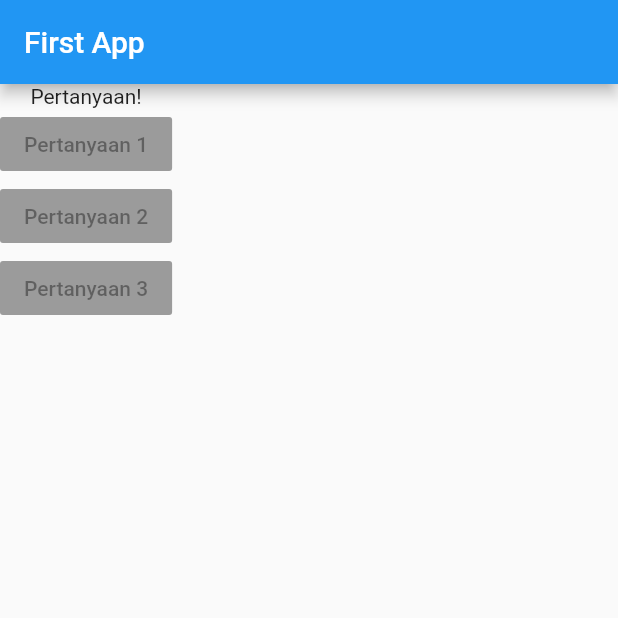
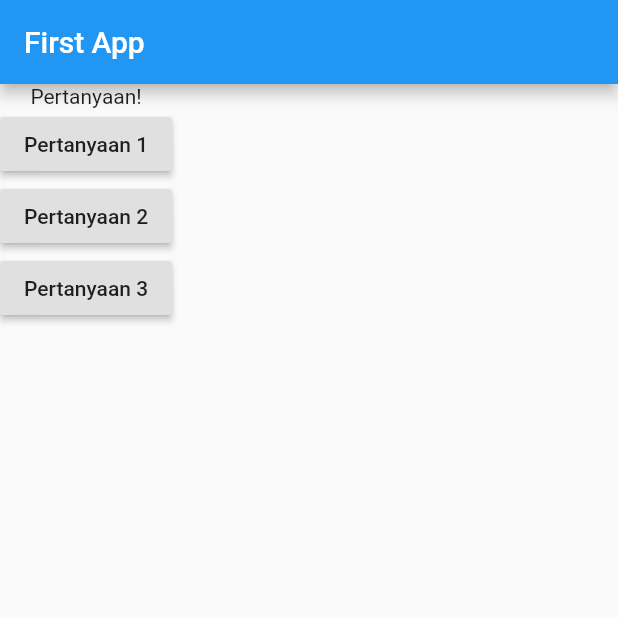
Before and after one commit to lemanfoetra/flutter-quize, a Flutter app: the screen it shows after launch, on a phone screen of 412 x 824 dp, the top half of it. Run offline on Flutter 3.47's test engine with Material 2 defaults, Android fonts, the phone set to English and light mode, and no system bars.

Commit message:
Mengkoneksikan Button ke function

```diff
--- a/lib/main.dart
+++ b/lib/main.dart
@@ -14,12 +14,18 @@ class MyApp extends StatelessWidget {
 				body: Column(
 					children: <Widget>[
 						Text('Pertanyaan!'),
-						RaisedButton(child: Text('Pertanyaan 1'), onPressed: null),
-						RaisedButton(child: Text('Pertanyaan 2'), onPressed: null),
-						RaisedButton(child: Text('Pertanyaan 3'), onPressed: null)
+						RaisedButton(child: Text('Pertanyaan 1'), onPressed: showQuestion	),
+						RaisedButton(child: Text('Pertanyaan 2'), onPressed: showQuestion	),
+						RaisedButton(child: Text('Pertanyaan 3'), onPressed: showQuestion 	)
 					],
 				),
 				),
 			);
 	}
+
+
+
+	void showQuestion(){
+		print("tombol ditekan");
+	}
 }
```
